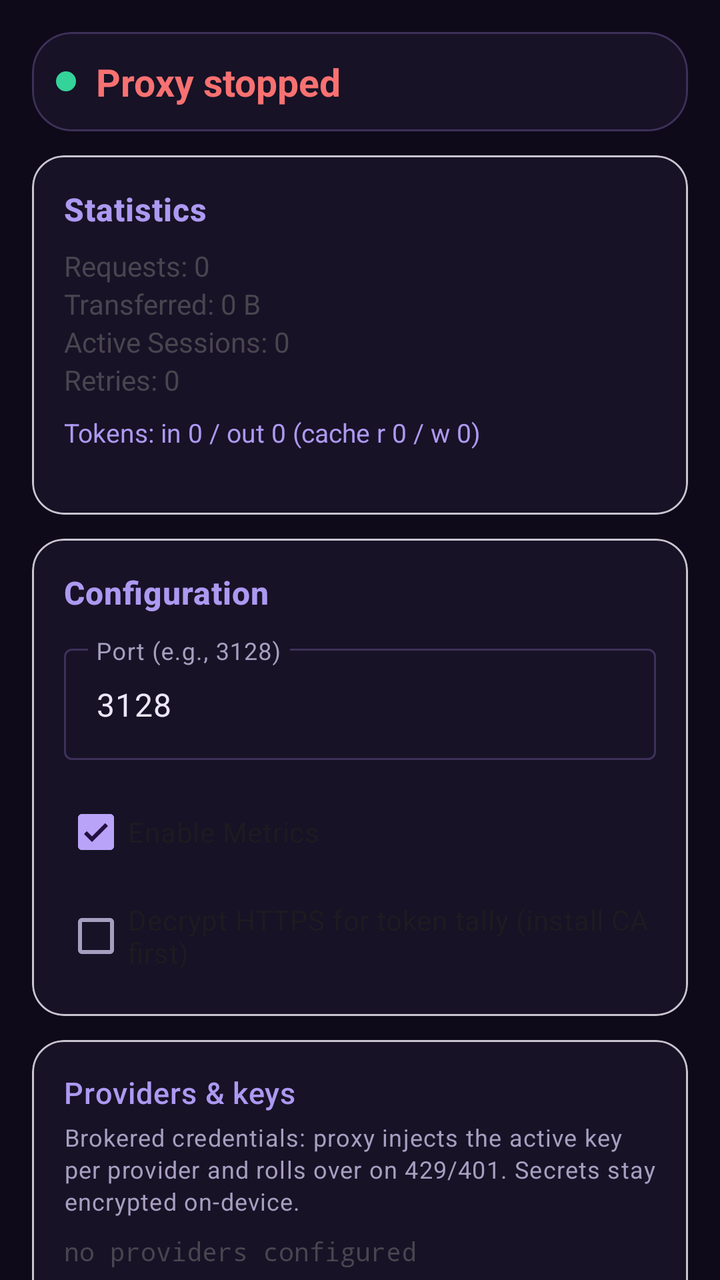
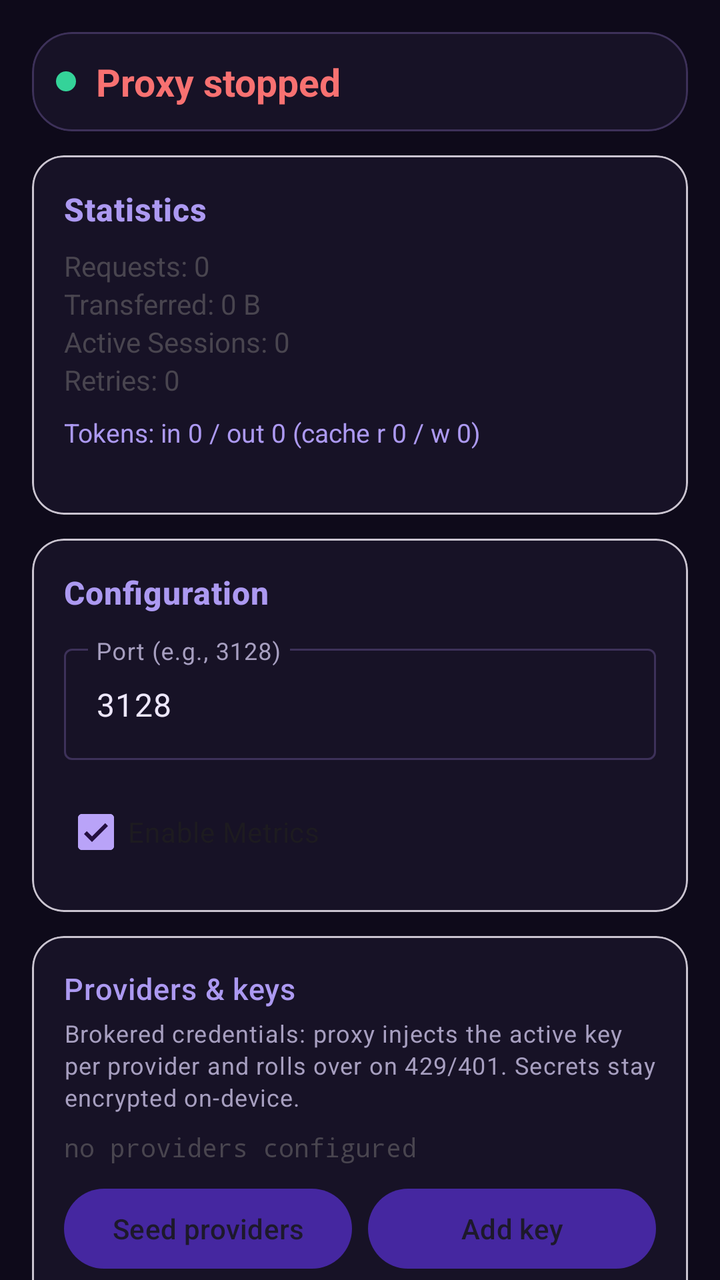

Screens rendered from an Android XML layout before and after an edit, with the pre-edit source and the edit as a unified diff.
<!-- AndroidManifest.xml: activity theme Theme.ProxyApp.NoActionBar -->
<!-- res/layout/activity_main.xml -->
<?xml version="1.0" encoding="utf-8"?>
<androidx.constraintlayout.widget.ConstraintLayout
    xmlns:android="http://schemas.android.com/apk/res/android"
    xmlns:app="http://schemas.android.com/apk/res-auto"
    xmlns:tools="http://schemas.android.com/tools"
    android:layout_width="match_parent"
    android:layout_height="match_parent"
    android:fitsSystemWindows="true"
    tools:context=".MainActivity">

    <androidx.core.widget.NestedScrollView
        android:layout_width="match_parent"
        android:layout_height="0dp"
        android:fillViewport="true"
        app:layout_constraintBottom_toBottomOf="parent"
        app:layout_constraintTop_toTopOf="parent"
        app:layout_constraintStart_toStartOf="parent"
        app:layout_constraintEnd_toEndOf="parent">

        <LinearLayout
            android:layout_width="match_parent"
            android:layout_height="wrap_content"
            android:orientation="vertical"
            android:padding="16dp">

            <com.google.android.material.card.MaterialCardView
                android:id="@+id/statusCard"
                android:layout_width="match_parent"
                android:layout_height="wrap_content"
                android:layout_marginBottom="12dp"
                app:cardCornerRadius="20dp"
                app:strokeWidth="1dp"
                app:strokeColor="@color/outline"
                app:cardBackgroundColor="@color/surface">

                <LinearLayout
                    android:layout_width="match_parent"
                    android:layout_height="wrap_content"
                    android:orientation="vertical"
                    android:padding="12dp">

                    <LinearLayout
                        android:layout_width="match_parent"
                        android:layout_height="wrap_content"
                        android:orientation="horizontal"
                        android:gravity="center_vertical">

                        <View
                            android:id="@+id/statusDot"
                            android:layout_width="10dp"
                            android:layout_height="10dp"
                            android:layout_marginEnd="10dp"
                            android:background="@drawable/status_dot" />

                        <TextView
                            android:id="@+id/statusText"
                            android:layout_width="0dp"
                            android:layout_height="wrap_content"
                            android:layout_weight="1"
                            android:text="@string/proxy_stopped"
                            android:textSize="19sp"
                            android:textStyle="bold"
                            android:textColor="@color/red" />
                    </LinearLayout>

                    <TextView
                        android:id="@+id/portText"
                        android:layout_width="match_parent"
                        android:layout_height="wrap_content"
                        android:text=""
                        android:textSize="13sp"
                        android:gravity="center"
                        android:layout_marginTop="4dp"
                        android:textColor="@color/purple_200"
                        android:visibility="gone"/>

                    <TextView
                        android:id="@+id/upstreamText"
                        android:layout_width="match_parent"
                        android:layout_height="wrap_content"
                        android:text=""
                        android:textSize="12sp"
                        android:gravity="center"
                        android:layout_marginTop="2dp"
                        android:visibility="gone"/>
                </LinearLayout>
            </com.google.android.material.card.MaterialCardView>

            <com.google.android.material.card.MaterialCardView
                android:id="@+id/statsCard"
                android:layout_width="match_parent"
                android:layout_height="wrap_content"
                app:cardBackgroundColor="@color/surface"
                android:layout_marginBottom="12dp"
                app:cardCornerRadius="16dp">

                <LinearLayout
                    android:layout_width="match_parent"
                    android:layout_height="wrap_content"
                    android:orientation="vertical"
                    android:padding="16dp">

                    <TextView
                        android:layout_width="match_parent"
                        android:layout_height="wrap_content"
                        android:text="Statistics"
                        android:textSize="16sp"
                        android:textStyle="bold"
                        style="@style/Text.SectionTitle"/>

                    <TextView
                        android:id="@+id/requestsText"
                        android:layout_width="match_parent"
                        android:layout_height="wrap_content"
                        android:text="Requests: 0"
                        android:layout_marginTop="8dp"/>

                    <TextView
                        android:id="@+id/bytesText"
                        android:layout_width="match_parent"
                        android:layout_height="wrap_content"
                        android:text="Transferred: 0 B"/>

                    <TextView
                        android:id="@+id/sessionsText"
                        android:layout_width="match_parent"
                        android:layout_height="wrap_content"
                        android:text="Active Sessions: 0"/>

                    <TextView
                        android:id="@+id/retriesText"
                        android:layout_width="match_parent"
                        android:layout_height="wrap_content"
                        android:text="Retries: 0"/>

                    <TextView
                        android:id="@+id/tokensText"
                        android:layout_width="match_parent"
                        android:layout_height="wrap_content"
                        android:layout_marginTop="8dp"
                        android:text="Tokens: in 0 / out 0 (cache r 0 / w 0)"
                        android:textSize="13sp"
                        android:textColor="@color/title_violet"/>

                    <TextView
                        android:id="@+id/hostsText"
                        android:layout_width="match_parent"
                        android:layout_height="wrap_content"
                        android:textSize="12sp"
                        android:fontFamily="monospace"
                        android:text=""/>
                </LinearLayout>
            </com.google.android.material.card.MaterialCardView>

            <com.google.android.material.card.MaterialCardView
                android:id="@+id/configCard"
                android:layout_width="match_parent"
                android:layout_height="wrap_content"
                app:cardBackgroundColor="@color/surface"
                android:layout_marginBottom="12dp"
                app:cardCornerRadius="16dp">

                <LinearLayout
                    android:layout_width="match_parent"
                    android:layout_height="wrap_content"
                    android:orientation="vertical"
                    android:padding="16dp">

                    <TextView
                        android:layout_width="match_parent"
                        android:layout_height="wrap_content"
                        android:text="Configuration"
                        android:textSize="16sp"
                        android:textStyle="bold"
                        style="@style/Text.SectionTitle"/>

                    <com.google.android.material.textfield.TextInputLayout
                        android:layout_width="match_parent"
                        android:layout_height="wrap_content"
                        android:layout_marginTop="12dp"
                        android:hint="@string/port_hint"
                        style="@style/Widget.Material3.TextInputLayout.OutlinedBox">

                        <com.google.android.material.textfield.TextInputEditText
                            android:id="@+id/portInput"
                            android:layout_width="match_parent"
                            android:layout_height="wrap_content"
                            android:inputType="number"
                            android:text="3128"/>
                    </com.google.android.material.textfield.TextInputLayout>

                    <com.google.android.material.checkbox.MaterialCheckBox
                        android:id="@+id/metricsCheck"
                        android:layout_width="wrap_content"
                        android:layout_height="wrap_content"
                        android:layout_marginTop="12dp"
                        android:text="@string/metrics_enabled"
                        android:checked="true"/>

                    <com.google.android.material.checkbox.MaterialCheckBox
                        android:id="@+id/mitmCheck"
                        android:layout_width="wrap_content"
                        android:layout_height="wrap_content"
                        android:layout_marginTop="4dp"
                        android:text="@string/mitm_enabled"
                        android:checked="false"/>
                </LinearLayout>
            </com.google.android.material.card.MaterialCardView>

            <com.google.android.material.card.MaterialCardView
                android:id="@+id/providersCard"
                android:layout_width="match_parent"
                android:layout_height="wrap_content"
                android:layout_marginBottom="12dp"
                app:cardCornerRadius="16dp"
                app:cardBackgroundColor="@color/surface">

                <LinearLayout
                    android:layout_width="match_parent"
                    android:layout_height="wrap_content"
                    android:orientation="vertical"
                    android:padding="16dp">

                    <TextView
                        android:layout_width="match_parent"
                        android:layout_height="wrap_content"
                        style="@style/Text.SectionTitle"
                        android:text="@string/providers_title"/>

                    <TextView
                        android:layout_width="match_parent"
                        android:layout_height="wrap_content"
                        style="@style/Text.Hint"
                        android:layout_marginTop="4dp"
                        android:text="@string/providers_hint"/>

                    <TextView
                        android:id="@+id/providersSummaryText"
                        android:layout_width="match_parent"
                        android:layout_height="wrap_content"
                        android:layout_marginTop="8dp"
                        android:textSize="13sp"
                        android:fontFamily="monospace"
                        android:text="no providers configured"/>

                    <LinearLayout
                        android:layout_width="match_parent"
                        android:layout_height="wrap_content"
                        android:orientation="horizontal"
                        android:layout_marginTop="8dp">

                        <com.google.android.material.button.MaterialButton
                            android:id="@+id/seedProvidersButton"
                            android:layout_width="0dp"
                            android:layout_height="wrap_content"
                            android:layout_weight="1"
                            android:layout_marginEnd="4dp"
                            android:text="@string/seed_providers"
                            style="@style/Widget.Material3.Button.TonalButton"/>

                        <com.google.android.material.button.MaterialButton
                            android:id="@+id/addKeyButton"
                            android:layout_width="0dp"
                            android:layout_height="wrap_content"
                            android:layout_weight="1"
                            android:layout_marginStart="4dp"
                            android:text="@string/add_key"
                            style="@style/Widget.Material3.Button.TonalButton"/>
                    </LinearLayout>

                    <LinearLayout
                        android:layout_width="match_parent"
                        android:layout_height="wrap_content"
                        android:orientation="horizontal"
                        android:layout_marginTop="8dp">

                        <com.google.android.material.button.MaterialButton
                            android:id="@+id/exportBackupButton"
                            android:layout_width="0dp"
                            android:layout_height="wrap_content"
                            android:layout_weight="1"
                            android:layout_marginEnd="4dp"
                            android:text="@string/export_backup"
                            style="@style/Widget.Material3.Button.OutlinedButton"/>

                        <com.google.android.material.button.MaterialButton
                            android:id="@+id/importBackupButton"
                            android:layout_width="0dp"
                            android:layout_height="wrap_content"
                            android:layout_weight="1"
                            android:layout_marginStart="4dp"
                            android:text="@string/import_backup"
                            style="@style/Widget.Material3.Button.OutlinedButton"/>
                    </LinearLayout>

                    <com.google.android.material.button.MaterialButton
                        android:id="@+id/exportCaButton"
                        android:layout_width="match_parent"
                        android:layout_height="wrap_content"
                        android:layout_marginTop="8dp"
                        android:text="@string/export_ca"
                        style="@style/Widget.Material3.Button.OutlinedButton"/>
                </LinearLayout>
            </com.google.android.material.card.MaterialCardView>

            <com.google.android.material.card.MaterialCardView
                android:id="@+id/eventsCard"
                android:layout_width="match_parent"
                android:layout_height="wrap_content"
                android:layout_marginBottom="12dp"
                app:cardCornerRadius="16dp"
                app:cardBackgroundColor="@color/surface">

                <LinearLayout
                    android:layout_width="match_parent"
                    android:layout_height="wrap_content"
                    android:orientation="vertical"
                    android:padding="16dp">

                    <TextView
                        android:layout_width="match_parent"
                        android:layout_height="wrap_content"
                        style="@style/Text.SectionTitle"
                        android:text="@string/events_title"/>

                    <ScrollView
                        android:id="@+id/eventsScrollView"
                        android:layout_width="match_parent"
                        android:layout_height="wrap_content"
                        android:maxHeight="220dp"
                        android:layout_marginTop="8dp"
                        android:background="@drawable/script_block_bg">

                        <TextView
                            android:id="@+id/eventsText"
                            android:layout_width="match_parent"
                            android:layout_height="wrap_content"
                            android:padding="10dp"
                            style="@style/Text.ScriptBlock"
                            android:text="No events yet — start the proxy."/>
                    </ScrollView>
                </LinearLayout>
            </com.google.android.material.card.MaterialCardView>

            <LinearLayout
                android:layout_width="match_parent"
                android:layout_height="wrap_content"
                android:orientation="horizontal"
                android:gravity="center"
                android:layout_marginTop="4dp">

                <com.google.android.material.button.MaterialButton
                    android:id="@+id/startStopButton"
                    android:layout_width="0dp"
                    android:layout_height="wrap_content"
                    android:layout_weight="1"
                    android:layout_marginEnd="8dp"
                    android:text="@string/start_proxy"
                    app:icon="@android:drawable/ic_media_play"/>

                <com.google.android.material.button.MaterialButton
                    android:id="@+id/exportButton"
                    android:layout_width="0dp"
                    android:layout_height="wrap_content"
                    android:layout_weight="1"
                    android:layout_marginStart="8dp"
                    android:text="@string/export_metrics"/>
            </LinearLayout>

            <com.google.android.material.button.MaterialButton
                android:id="@+id/clearButton"
                android:layout_width="match_parent"
                android:layout_height="wrap_content"
                android:layout_marginTop="8dp"
                android:text="@string/clear_metrics"
                style="@style/Widget.Material3.Button.OutlinedButton"/>

            <com.google.android.material.card.MaterialCardView
                android:id="@+id/setupScriptCard"
                android:layout_width="match_parent"
                android:layout_height="wrap_content"
                app:cardBackgroundColor="@color/surface"
                android:layout_marginTop="12dp"
                app:cardCornerRadius="16dp">

                <LinearLayout
                    android:layout_width="match_parent"
                    android:layout_height="wrap_content"
                    android:orientation="vertical"
                    android:padding="16dp">

                    <LinearLayout
                        android:id="@+id/setupScriptHeader"
                        android:layout_width="match_parent"
                        android:layout_height="wrap_content"
                        android:orientation="horizontal"
                        android:gravity="center_vertical"
                        android:clickable="true"
                        android:focusable="true">

                        <TextView
                            android:layout_width="0dp"
                            android:layout_height="wrap_content"
                            android:layout_weight="1"
                            android:text="@string/setup_script_title"
                            android:textSize="16sp"
                            android:textStyle="bold"
                            style="@style/Text.SectionTitle"/>

                        <ImageView
                            android:id="@+id/setupScriptExpandIcon"
                            android:layout_width="32dp"
                            android:layout_height="32dp"
                            android:padding="4dp"
                            android:src="@android:drawable/arrow_down_float"
                            android:contentDescription="@string/expand"/>
                    </LinearLayout>

                    <TextView
                        android:layout_width="match_parent"
                        android:layout_height="wrap_content"
                        android:text="@string/setup_script_hint"
                        style="@style/Text.Hint"
                        android:layout_marginTop="4dp"/>

                    <com.google.android.material.button.MaterialButton
                        android:id="@+id/copyScriptButton"
                        android:layout_width="wrap_content"
                        android:layout_height="wrap_content"
                        android:layout_marginTop="8dp"
                        android:text="@string/copy_setup_script"
                        app:icon="@android:drawable/ic_menu_save"
                        app:strokeWidth="1dp"
                        app:strokeColor="@color/outline"/>

                    <ScrollView
                        android:id="@+id/setupScriptScrollView"
                        android:layout_width="match_parent"
                        android:layout_height="wrap_content"
                        android:maxHeight="280dp"
                        android:layout_marginTop="8dp"
                        android:background="@drawable/script_block_bg"
                        android:visibility="gone">

                        <HorizontalScrollView
                            android:layout_width="match_parent"
                            android:layout_height="wrap_content">

                            <TextView
                                android:id="@+id/setupScriptText"
                                android:layout_width="wrap_content"
                                android:layout_height="wrap_content"
                                android:padding="10dp"
                                style="@style/Text.ScriptBlock"
                                android:textIsSelectable="true"/>
                        </HorizontalScrollView>
                    </ScrollView>
                </LinearLayout>
            </com.google.android.material.card.MaterialCardView>

            <com.google.android.material.card.MaterialCardView
                android:id="@+id/cleanupScriptCard"
                android:layout_width="match_parent"
                android:layout_height="wrap_content"
                app:cardBackgroundColor="@color/surface"
                android:layout_marginTop="12dp"
                android:layout_marginBottom="24dp"
                app:cardCornerRadius="16dp">

                <LinearLayout
                    android:layout_width="match_parent"
                    android:layout_height="wrap_content"
                    android:orientation="vertical"
                    android:padding="16dp">

                    <LinearLayout
                        android:id="@+id/cleanupScriptHeader"
                        android:layout_width="match_parent"
                        android:layout_height="wrap_content"
                        android:orientation="horizontal"
                        android:gravity="center_vertical"
                        android:clickable="true"
                        android:focusable="true">

                        <TextView
                            android:layout_width="0dp"
                            android:layout_height="wrap_content"
                            android:layout_weight="1"
                            android:text="@string/cleanup_script_title"
                            android:textSize="16sp"
                            android:textStyle="bold"
                            style="@style/Text.SectionTitle"/>

                        <ImageView
                            android:id="@+id/cleanupScriptExpandIcon"
                            android:layout_width="32dp"
                            android:layout_height="32dp"
                            android:padding="4dp"
                            android:src="@android:drawable/arrow_down_float"
                            android:contentDescription="@string/expand"/>
                    </LinearLayout>

                    <TextView
                        android:layout_width="match_parent"
                        android:layout_height="wrap_content"
                        android:text="@string/cleanup_script_hint"
                        style="@style/Text.Hint"
                        android:layout_marginTop="4dp"/>

                    <com.google.android.material.button.MaterialButton
                        android:id="@+id/copyCleanupButton"
                        android:layout_width="wrap_content"
                        android:layout_height="wrap_content"
                        android:layout_marginTop="8dp"
                        android:text="@string/copy_cleanup_script"
                        app:icon="@android:drawable/ic_menu_save"
                        app:strokeWidth="1dp"
                        app:strokeColor="@color/outline"/>

                    <ScrollView
                        android:id="@+id/cleanupScriptScrollView"
                        android:layout_width="match_parent"
                        android:layout_height="wrap_content"
                        android:maxHeight="280dp"
                        android:layout_marginTop="8dp"
                        android:background="@drawable/script_block_bg"
                        android:visibility="gone">

                        <HorizontalScrollView
                            android:layout_width="match_parent"
                            android:layout_height="wrap_content">

                            <TextView
                                android:id="@+id/cleanupScriptText"
                                android:layout_width="wrap_content"
                            android:layout_height="wrap_content"
                            android:padding="8dp"
                            android:textSize="11sp"
                            android:fontFamily="monospace"
                            android:textIsSelectable="true"/>
                        </HorizontalScrollView>
                    </ScrollView>
                </LinearLayout>
            </com.google.android.material.card.MaterialCardView>
        </LinearLayout>
    </androidx.core.widget.NestedScrollView>
</androidx.constraintlayout.widget.ConstraintLayout>
<!-- resources referenced by this layout -->
<resources>
  <color name="outline">#FF3D3159</color>
  <color name="purple_200">#FFB9A3F8</color>
  <color name="red">#FFF87171</color>
  <color name="surface">#FF171226</color>
  <color name="title_violet">#FFAC99F1</color>
  <!-- drawable script_block_bg (drawable) -->
  <?xml version="1.0" encoding="utf-8"?>
  <shape xmlns:android="http://schemas.android.com/apk/res/android"
      android:shape="rectangle">
      <solid android:color="@color/surface_high" />
      <stroke
          android:width="1dp"
          android:color="@color/outline_variant" />
      <corners android:radius="12dp" />
  </shape>
  <!-- drawable status_dot (drawable) -->
  <?xml version="1.0" encoding="utf-8"?>
  <shape xmlns:android="http://schemas.android.com/apk/res/android"
      android:shape="oval">
      <solid android:color="@color/status_running" />
      <size
          android:width="10dp"
          android:height="10dp" />
  </shape>
  <string name="add_key">Add key</string>
  <string name="cleanup_script_hint">Copy and paste into Termux / proot Ubuntu to remove proxy env, kill daemon, clear metrics.</string>
  <string name="cleanup_script_title">Terminal cleanup script</string>
  <string name="clear_metrics">Clear Metrics</string>
  <string name="copy_cleanup_script">Copy cleanup script</string>
  <string name="copy_setup_script">Copy setup script</string>
  <string name="events_title">Recent events</string>
  <string name="expand">Expand</string>
  <string name="export_backup">Export backup</string>
  <string name="export_ca">Export MITM CA</string>
  <string name="export_metrics">Export Metrics</string>
  <string name="import_backup">Import backup</string>
  <string name="metrics_enabled">Enable Metrics</string>
  <string name="mitm_enabled">Decrypt HTTPS for token tally (install CA first)</string>
  <string name="port_hint">Port (e.g., 3128)</string>
  <string name="providers_hint">Brokered credentials: proxy injects the active key per provider and rolls over on 429/401. Secrets stay encrypted on-device.</string>
  <string name="providers_title">Providers &amp; keys</string>
  <string name="proxy_stopped">Proxy stopped</string>
  <string name="seed_providers">Seed providers</string>
  <string name="setup_script_hint">Copy and paste into Termux / proot Ubuntu to route opencode through this proxy.</string>
  <string name="setup_script_title">Terminal setup script</string>
  <string name="start_proxy">Start Proxy</string>
  <style name="Text.Hint" parent="TextAppearance.Material3.BodySmall">
          <item name="android:textColor">@color/hint_text</item>
      </style>
  <style name="Text.ScriptBlock" parent="TextAppearance.Material3.BodySmall">
          <item name="android:textColor">@color/on_surface</item>
          <item name="android:fontFamily">monospace</item>
          <item name="android:textSize">11sp</item>
      </style>
  <style name="Text.SectionTitle" parent="TextAppearance.Material3.TitleMedium">
          <item name="android:textColor">@color/title_violet</item>
          <item name="android:textSize">15sp</item>
          <item name="android:letterSpacing">0.02</item>
      </style>
  <style name="Theme.ProxyApp.NoActionBar">
          <item name="windowActionBar">false</item>
          <item name="windowNoTitle">true</item>
      </style>
  <color name="surface_high">#FF241B3D</color>
  <color name="outline_variant">#FF2C2342</color>
  <color name="status_running">#FF34D399</color>
  <color name="hint_text">#FFA79FC0</color>
  <color name="on_surface">#FFEDE7FB</color>
</resources>

<!-- the commit's change to res/layout/activity_main.xml (unified diff, before → after) -->
@@ -196,14 +196,6 @@
                         android:layout_marginTop="12dp"
                         android:text="@string/metrics_enabled"
                         android:checked="true"/>
-
-                    <com.google.android.material.checkbox.MaterialCheckBox
-                        android:id="@+id/mitmCheck"
-                        android:layout_width="wrap_content"
-                        android:layout_height="wrap_content"
-                        android:layout_marginTop="4dp"
-                        android:text="@string/mitm_enabled"
-                        android:checked="false"/>
                 </LinearLayout>
             </com.google.android.material.card.MaterialCardView>
 
@@ -292,14 +284,6 @@
                             android:text="@string/import_backup"
                             style="@style/Widget.Material3.Button.OutlinedButton"/>
                     </LinearLayout>
-
-                    <com.google.android.material.button.MaterialButton
-                        android:id="@+id/exportCaButton"
-                        android:layout_width="match_parent"
-                        android:layout_height="wrap_content"
-                        android:layout_marginTop="8dp"
-                        android:text="@string/export_ca"
-                        style="@style/Widget.Material3.Button.OutlinedButton"/>
                 </LinearLayout>
             </com.google.android.material.card.MaterialCardView>
 
@@ -533,11 +517,11 @@
                             <TextView
                                 android:id="@+id/cleanupScriptText"
                                 android:layout_width="wrap_content"
-                            android:layout_height="wrap_content"
-                            android:padding="8dp"
-                            android:textSize="11sp"
-                            android:fontFamily="monospace"
-                            android:textIsSelectable="true"/>
+                                android:layout_height="wrap_content"
+                                android:padding="8dp"
+                                android:textSize="11sp"
+                                android:fontFamily="monospace"
+                                android:textIsSelectable="true"/>
                         </HorizontalScrollView>
                     </ScrollView>
                 </LinearLayout>
<!-- resource entries referenced after the edit -->
@@ -33,11 +33,9 @@
   <string name="events_title">Recent events</string>
   <string name="expand">Expand</string>
   <string name="export_backup">Export backup</string>
-  <string name="export_ca">Export MITM CA</string>
   <string name="export_metrics">Export Metrics</string>
   <string name="import_backup">Import backup</string>
   <string name="metrics_enabled">Enable Metrics</string>
-  <string name="mitm_enabled">Decrypt HTTPS for token tally (install CA first)</string>
   <string name="port_hint">Port (e.g., 3128)</string>
   <string name="providers_hint">Brokered credentials: proxy injects the active key per provider and rolls over on 429/401. Secrets stay encrypted on-device.</string>
   <string name="providers_title">Providers &amp; keys</string>
